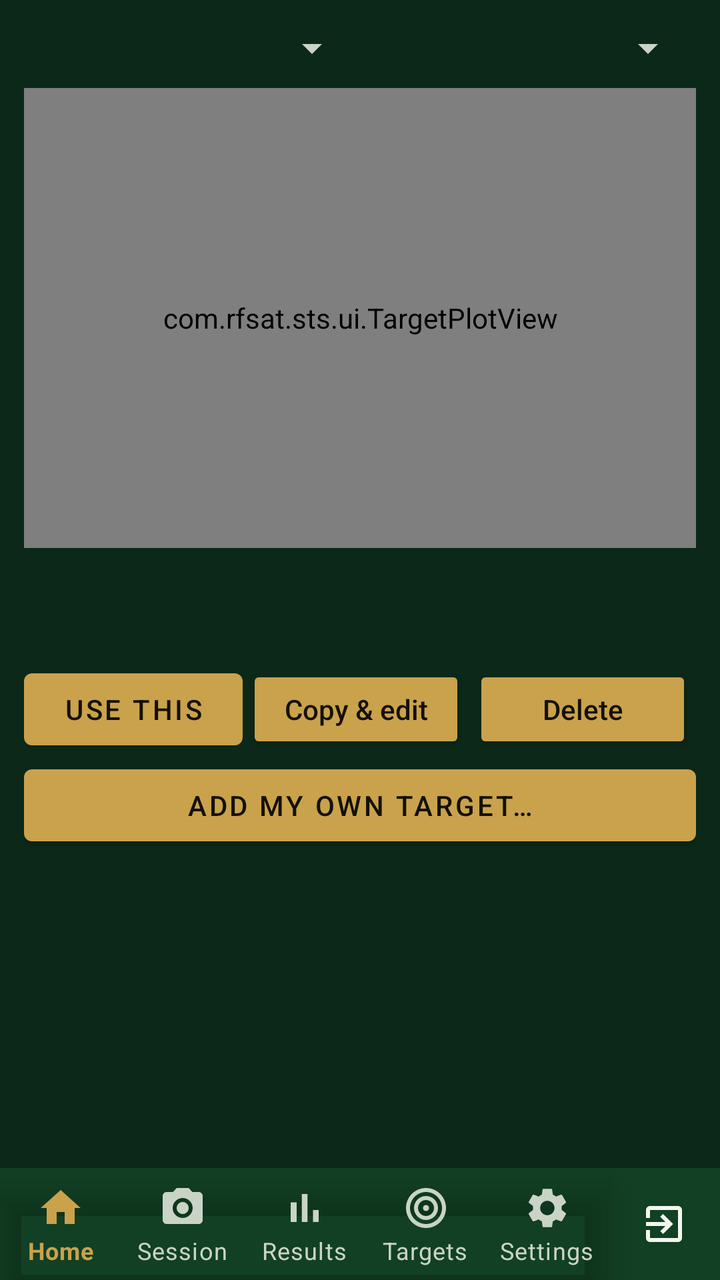
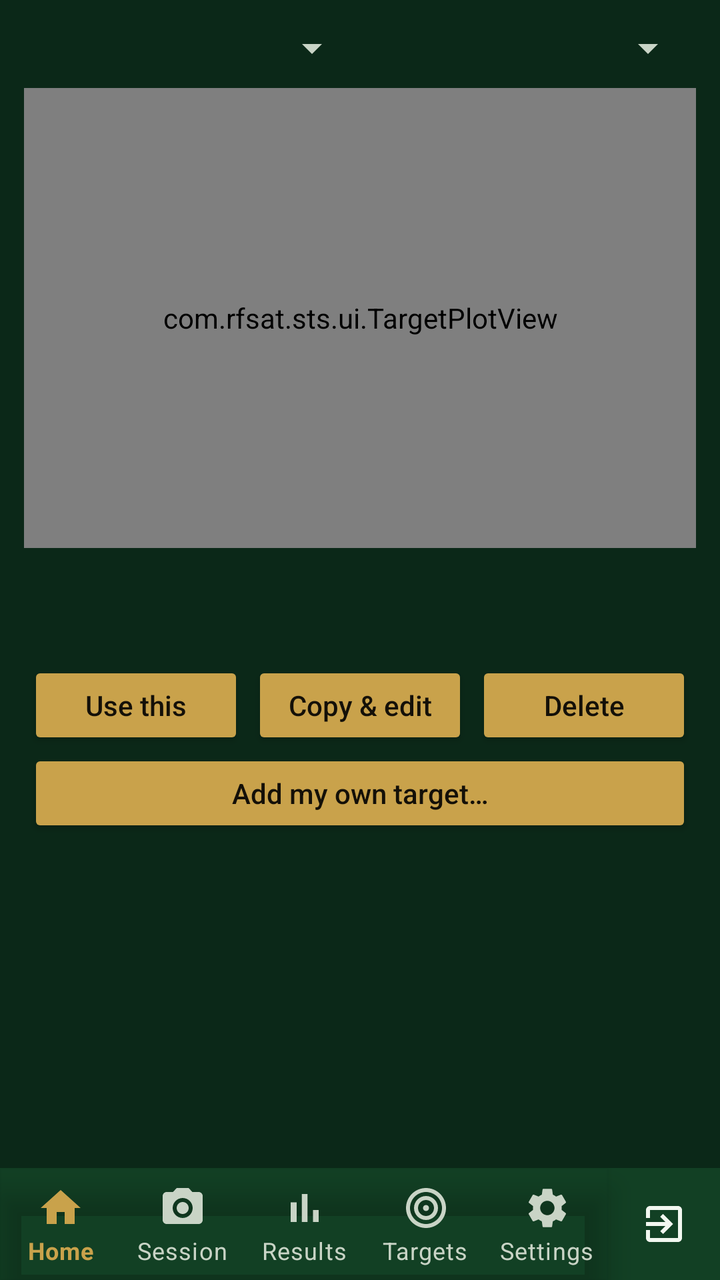

An Android layout rendered at two revisions. The XML below is the earlier revision; the diff shows what the commit changed to produce the second picture.
<!-- AndroidManifest.xml: application theme Theme.STS -->
<!-- res/layout/activity_targets.xml -->
<?xml version="1.0" encoding="utf-8"?>
<LinearLayout xmlns:android="http://schemas.android.com/apk/res/android"
    android:layout_width="match_parent"
    android:layout_height="match_parent"
    android:orientation="vertical">

    <LinearLayout
        android:layout_width="match_parent"
        android:layout_height="wrap_content"
        android:orientation="vertical"
        android:padding="12dp">

        <LinearLayout
            android:layout_width="match_parent"
            android:layout_height="wrap_content"
            android:orientation="horizontal">
            <Spinner android:id="@+id/spDiscipline"
                android:layout_width="0dp" android:layout_weight="1"
                android:layout_height="wrap_content" />
            <Spinner android:id="@+id/spBody"
                android:layout_width="0dp" android:layout_weight="1"
                android:layout_height="wrap_content" />
        </LinearLayout>

        <com.rfsat.sts.ui.TargetPlotView
            android:id="@+id/plot"
            android:layout_width="match_parent"
            android:layout_height="230dp"
            android:layout_marginTop="8dp"
            android:background="@drawable/bg_card" />

        
        <TextView android:id="@+id/tvDetailHead"
            style="@style/Sts.Value"
            android:layout_marginTop="8dp"
            android:textSize="12sp" />

        <TableLayout android:id="@+id/tblFace"
            android:layout_width="match_parent"
            android:layout_height="wrap_content"
            android:layout_marginTop="4dp"
            android:shrinkColumns="1" />

        <TextView android:id="@+id/tvDetailFoot"
            style="@style/Sts.Value"
            android:layout_marginTop="6dp"
            android:textSize="12sp"
            android:justificationMode="inter_word" />

        <LinearLayout
            android:layout_width="match_parent"
            android:layout_height="wrap_content"
            android:orientation="horizontal"
            android:layout_marginTop="6dp">
            <Button android:id="@+id/btnUse"
                android:layout_width="0dp" android:layout_weight="1"
                android:layout_height="wrap_content" android:text="Use this" />
            <Button android:id="@+id/btnEdit"
                android:layout_width="0dp" android:layout_weight="1"
                android:layout_height="wrap_content" android:text="Copy &amp; edit"
                style="@style/Sts.ActionButton" />
            <Button android:id="@+id/btnDelete"
                android:layout_width="0dp" android:layout_weight="1"
                android:layout_height="wrap_content" android:text="Delete"
                style="@style/Sts.ActionButton" />
        </LinearLayout>

        <Button android:id="@+id/btnImport"
            android:layout_width="match_parent"
            android:layout_height="wrap_content"
            android:text="Add my own target…" />
    </LinearLayout>

    <ListView
        android:id="@+id/list"
        android:layout_width="match_parent"
        android:layout_height="0dp"
        android:layout_weight="1"
        android:layout_marginStart="12dp"
        android:layout_marginEnd="12dp" />

    <include layout="@layout/include_bottom_nav" />

</LinearLayout>
<!-- res/layout/include_bottom_nav.xml (included above) -->
<?xml version="1.0" encoding="utf-8"?>
<LinearLayout xmlns:android="http://schemas.android.com/apk/res/android"
    xmlns:app="http://schemas.android.com/apk/res-auto"
    android:layout_width="match_parent"
    android:layout_height="wrap_content"
    android:orientation="horizontal"
    android:background="?attr/colorSurface">

    <com.google.android.material.bottomnavigation.BottomNavigationView
        android:id="@+id/bottomNav"
        android:layout_width="0dp"
        android:layout_weight="1"
        android:layout_height="wrap_content"
        android:background="@android:color/transparent"
        app:itemIconTint="@color/bottom_nav_item"
        app:itemTextColor="@color/bottom_nav_item"
        app:labelVisibilityMode="labeled"
        app:menu="@menu/bottom_nav_menu" />

    <LinearLayout
        android:id="@+id/btnExit"
        android:layout_width="56dp"
        android:layout_height="match_parent"
        android:orientation="vertical"
        android:gravity="center"
        android:background="?attr/selectableItemBackgroundBorderless"
        android:contentDescription="@string/nav_exit">

        
        <ImageView
            android:layout_width="24dp"
            android:layout_height="24dp"
            android:src="@drawable/ic_nav_exit"
            app:tint="?android:attr/textColorPrimary"
            android:importantForAccessibility="no" />
    </LinearLayout>
</LinearLayout>
<!-- resources referenced by this layout -->
<resources>
  <!-- drawable bg_card (drawable) -->
  <?xml version="1.0" encoding="utf-8"?>
  <shape xmlns:android="http://schemas.android.com/apk/res/android" android:shape="rectangle">
      <solid android:color="?attr/colorSurface" />
      <corners android:radius="10dp" />
      <stroke android:width="1dp" android:color="?android:attr/textColorTertiary" />
  </shape>
  <!-- drawable ic_nav_exit (drawable) -->
  <vector xmlns:android="http://schemas.android.com/apk/res/android"
      android:width="24dp" android:height="24dp"
      android:viewportWidth="24" android:viewportHeight="24">
      <path android:fillColor="@android:color/white" android:pathData="M10.09,15.59L11.5,17l5,-5 -5,-5 -1.41,1.41L12.67,11H3v2h9.67l-2.58,2.59zM19,3H5c-1.11,0 -2,0.9 -2,2v4h2V5h14v14H5v-4H3v4c0,1.1 0.89,2 2,2h14c1.1,0 2,-0.9 2,-2V5c0,-1.1 -0.9,-2 -2,-2z" />
  </vector>
  <string name="nav_exit">Exit</string>
  <style name="Sts.ActionButton" parent="Widget.AppCompat.Button">
          <item name="android:textAllCaps">false</item>
          <item name="android:textSize">14sp</item>
          <item name="android:minHeight">44dp</item>
          <item name="android:paddingLeft">10dp</item>
          <item name="android:paddingRight">10dp</item>
          <item name="android:layout_marginStart">2dp</item>
          <item name="android:layout_marginEnd">2dp</item>
      </style>
  <style name="Sts.Value" parent="">
          <item name="android:layout_width">match_parent</item>
          <item name="android:layout_height">wrap_content</item>
          <item name="android:textSize">14sp</item>
      </style>
  <style name="Theme.STS" parent="Theme.STS.Dark" />
  <style name="Theme.STS.Dark" parent="Theme.STS.Base">
          <item name="android:windowBackground">@color/dark_bg</item>
          <item name="colorSurface">@color/dark_surface</item>
          <item name="colorPrimary">@color/dark_accent</item>
          <item name="colorSecondary">@color/dark_accent</item>
          <item name="colorAccent">@color/dark_accent</item>
          <item name="colorOnPrimary">@color/dark_on_accent</item>
          <item name="colorOnSecondary">@color/dark_on_accent</item>
          <item name="android:colorBackground">@color/dark_surface</item>
          <item name="android:textColorPrimary">@color/dark_text</item>
          <item name="android:textColorSecondary">@color/dark_text_dim</item>
          <item name="android:textColorTertiary">#C9D4C6</item>
          <item name="android:textColorHint">#A6B2A4</item>
          <item name="colorOnSurface">@color/dark_text</item>
          <item name="colorOnBackground">@color/dark_text</item>
      </style>
  <style name="Theme.STS.Base" parent="Theme.MaterialComponents.NoActionBar">
          <item name="android:statusBarColor">@color/dark_bg</item>
      </style>
  <color name="dark_bg">#0B2818</color>
  <color name="dark_surface">#124024</color>
  <color name="dark_accent">#C9A24B</color>
  <color name="dark_on_accent">#141008</color>
  <color name="dark_text">#F2F7F0</color>
  <color name="dark_text_dim">#C9D4C6</color>
</resources>

<!-- the commit's change to res/layout/activity_targets.xml (unified diff, before → after) -->
@@ -54,7 +54,8 @@
             android:layout_marginTop="6dp">
             <Button android:id="@+id/btnUse"
                 android:layout_width="0dp" android:layout_weight="1"
-                android:layout_height="wrap_content" android:text="Use this" />
+                android:layout_height="wrap_content" android:text="Use this"
+                style="@style/Sts.ActionButton" />
             <Button android:id="@+id/btnEdit"
                 android:layout_width="0dp" android:layout_weight="1"
                 android:layout_height="wrap_content" android:text="Copy &amp; edit"
@@ -68,7 +69,8 @@
         <Button android:id="@+id/btnImport"
             android:layout_width="match_parent"
             android:layout_height="wrap_content"
-            android:text="Add my own target…" />
+            android:text="Add my own target…"
+                style="@style/Sts.ActionButton" />
     </LinearLayout>
 
     <ListView
